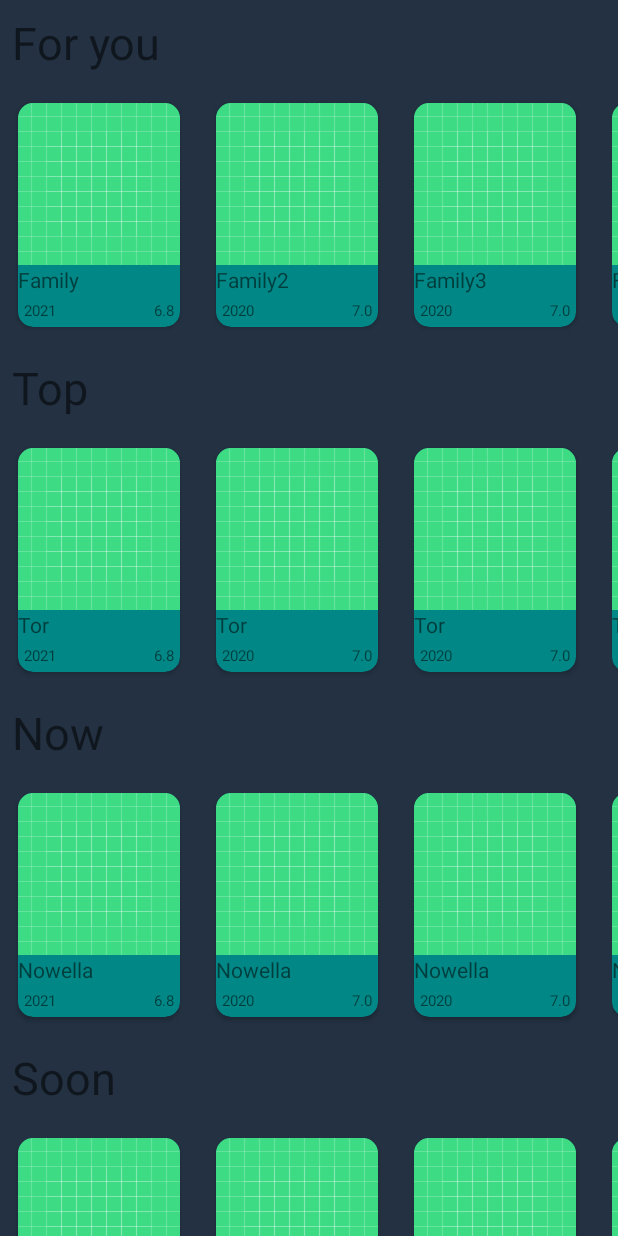
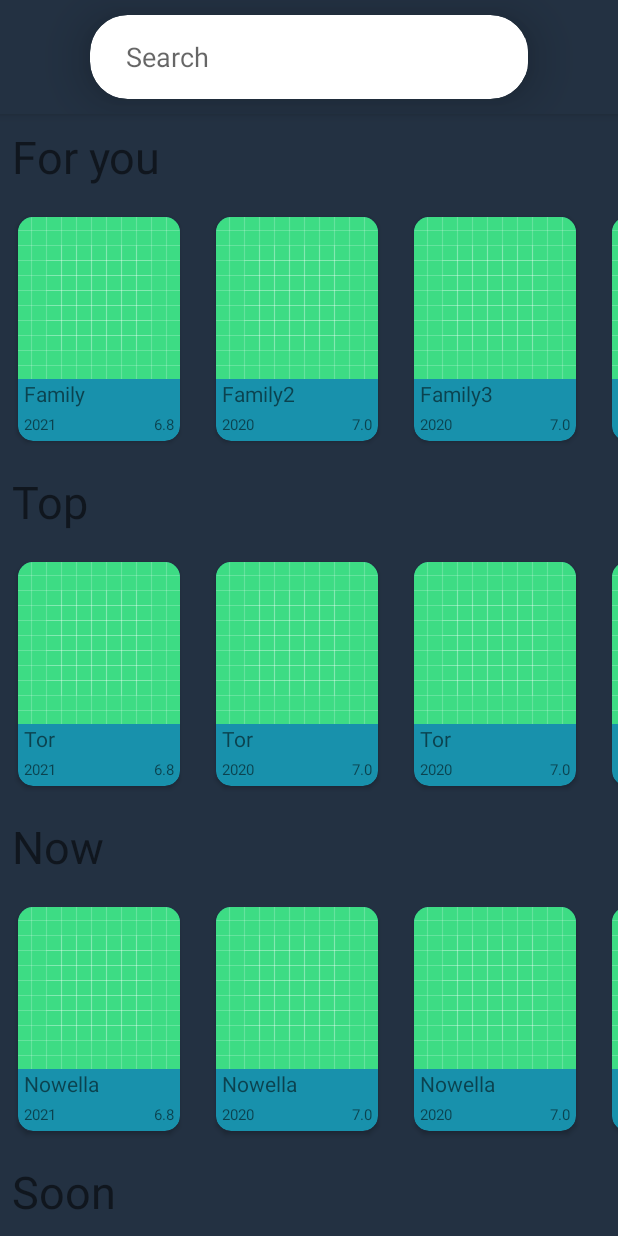
Before and after one commit to GITUG01/Filmography, an Android app: the screen it shows after launch (MainActivity), on a phone screen of 412 x 824 dp. Run offline under Robolectric (Android 15) with nearby library versions, the phone set to English and light mode, and no system bars.

Commit message:
create toolbar

```diff
--- a/app/src/main/res/layout/activity_main.xml
+++ b/app/src/main/res/layout/activity_main.xml
@@ -1,15 +1,58 @@
 <?xml version="1.0" encoding="utf-8"?>
-<LinearLayout
-    xmlns:android="http://schemas.android.com/apk/res/android"
+<LinearLayout xmlns:android="http://schemas.android.com/apk/res/android"
+    xmlns:app="http://schemas.android.com/apk/res-auto"
     xmlns:tools="http://schemas.android.com/tools"
     android:layout_width="match_parent"
+    android:layout_height="match_parent"
     android:gravity="center"
-    android:layout_height="match_parent"
+    android:orientation="vertical"
     tools:context=".ui.main.MainActivity">
+
+    <com.google.android.material.appbar.AppBarLayout
+        android:layout_width="match_parent"
+        android:layout_height="wrap_content"
+        tools:layout_editor_absoluteX="0dp">
+
+        <com.google.android.material.card.MaterialCardView
+            android:layout_width="match_parent"
+            android:layout_height="match_parent"
+            android:layout_marginStart="60dp"
+            android:layout_marginTop="10dp"
+            android:layout_marginEnd="60dp"
+            android:layout_marginBottom="10dp"
+            app:cardCornerRadius="25dp"
+            app:cardElevation="20dp">
+
+            <com.google.android.material.appbar.MaterialToolbar
+                android:layout_width="match_parent"
+                android:layout_height="wrap_content">
+
+                <LinearLayout
+                    android:layout_width="match_parent"
+                    android:layout_height="wrap_content"
+                    android:orientation="vertical">
+
+
+                    <EditText
+                        android:layout_width="match_parent"
+                        android:layout_height="wrap_content"
+                        android:background="#FFFFFF"
+                        android:hint="Search"
+                        android:paddingStart="8dp" />
+
+                </LinearLayout>
+
+
+            </com.google.android.material.appbar.MaterialToolbar>
+
+        </com.google.android.material.card.MaterialCardView>
+
+    </com.google.android.material.appbar.AppBarLayout>
+
 
     <FrameLayout
         android:id="@+id/fragments_container"
         android:layout_width="match_parent"
-        android:layout_height="match_parent"/>
+        android:layout_height="match_parent" />
 
 </LinearLayout>
--- a/app/src/main/res/layout/film.xml
+++ b/app/src/main/res/layout/film.xml
@@ -10,7 +10,7 @@
         android:layout_width="wrap_content"
         android:layout_height="wrap_content"
         android:layout_margin="12dp"
-        app:cardBackgroundColor="@color/teal_700"
+        app:cardBackgroundColor="@color/card_background"
         app:cardCornerRadius="10dp">
 
         <LinearLayout
@@ -28,7 +28,7 @@
                 android:id="@+id/name"
                 android:layout_width="match_parent"
                 android:layout_height="wrap_content"
-                android:layout_marginRight="20dp"
+                android:layout_marginLeft="4dp"
                 tools:text="name"
                 android:maxLines="1"/>
 
--- a/app/src/main/res/values/colors.xml
+++ b/app/src/main/res/values/colors.xml
@@ -8,4 +8,6 @@
     <color name="black">#FF000000</color>
     <color name="white">#FFFFFFFF</color>
     <color name="background">#233142</color>
+    <color name="card_background">#1891AC</color>
+    <color name="toolbar_background">#1891AC</color>
 </resources>
```
